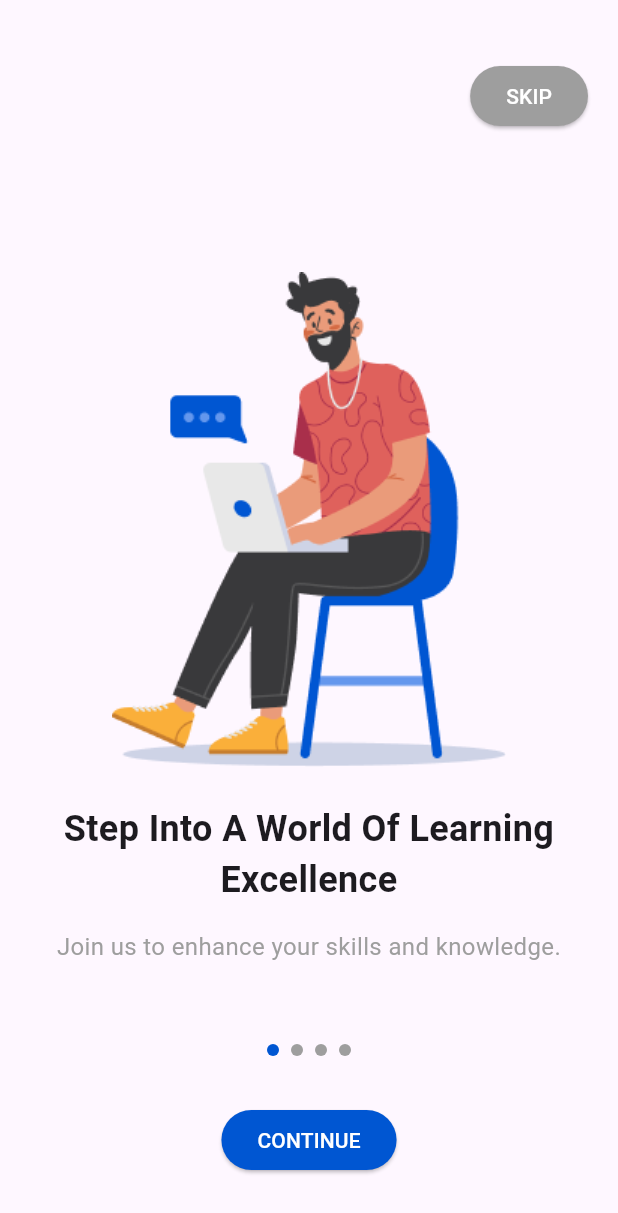
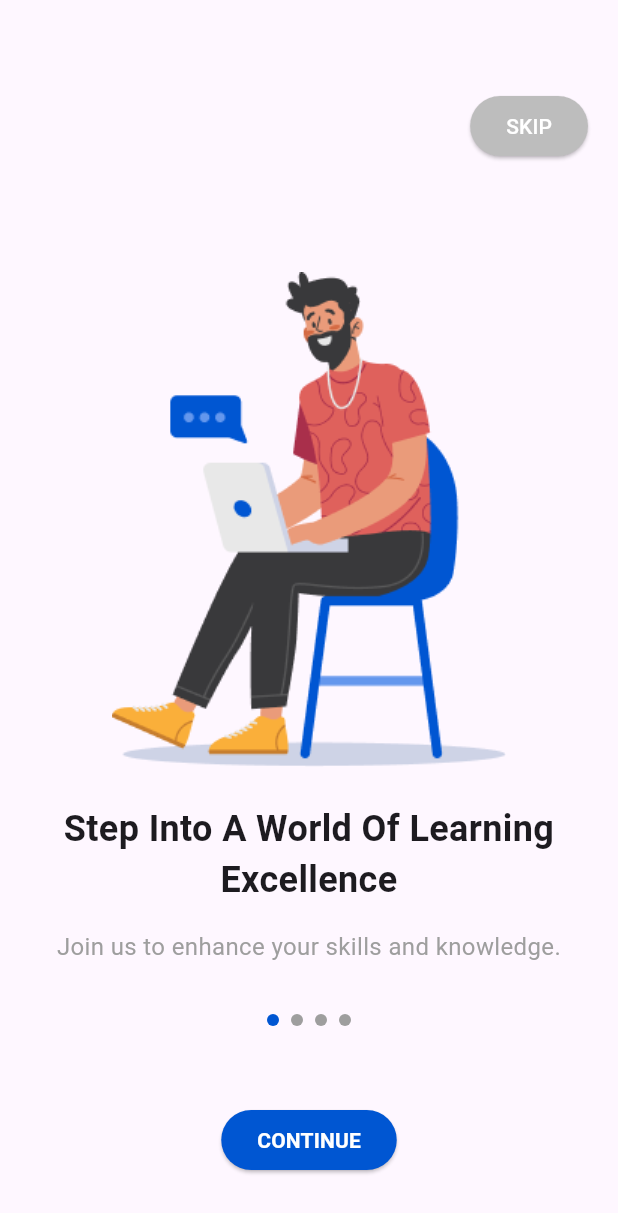
Before and after one commit to winnyineza/MenyaApp, a Flutter app: the screen it shows after launch, on a phone screen of 412 x 824 dp. Shown: the top 1213 px of the screen. Run offline on Flutter 3.47's test engine with Material 3 defaults, Android fonts, the phone set to English and light mode, and no system bars.

Commit message:
added codes on the onboarding page

```diff
--- a/menya_app/lib/screens/onboarding_screen.dart
+++ b/menya_app/lib/screens/onboarding_screen.dart
@@ -34,7 +34,7 @@ class _OnboardingScreenState extends State<OnboardingScreen> {
           ),
           // Positioned the 'skip' button at the top right
           Positioned(
-            top: 40,
+            top: 60,
             right: 20,
             child: _currentPage != 3
                 ? ElevatedButton(
@@ -46,18 +46,18 @@ class _OnboardingScreenState extends State<OnboardingScreen> {
                 );
               },
               style: ElevatedButton.styleFrom(
-                backgroundColor: Colors.grey, // Grey background
+                backgroundColor: Colors.grey[400], // Grey background
               ),
               child: Text(
                 'SKIP',
-                style: TextStyle(color: Colors.white), // White text color
+                style: TextStyle(color: Colors.white), // white text color
               ),
             )
                 : Container(),
           ),
           // Positioned the progress indicator just above the 'continue' button
           Positioned(
-            bottom: 120, // Increased space
+            bottom: 140, // Increased space
             left: 0,
             right: 0,
             child: Row(
@@ -101,7 +101,7 @@ class _OnboardingScreenState extends State<OnboardingScreen> {
                   ),
                   child: Text(
                     'CONTINUE',
-                    style: TextStyle(color: Colors.white), // White text color
+                    style: TextStyle(color: Colors.white, fontWeight: FontWeight.bold),// White text color
                   ),
                 ),
               ),
```
